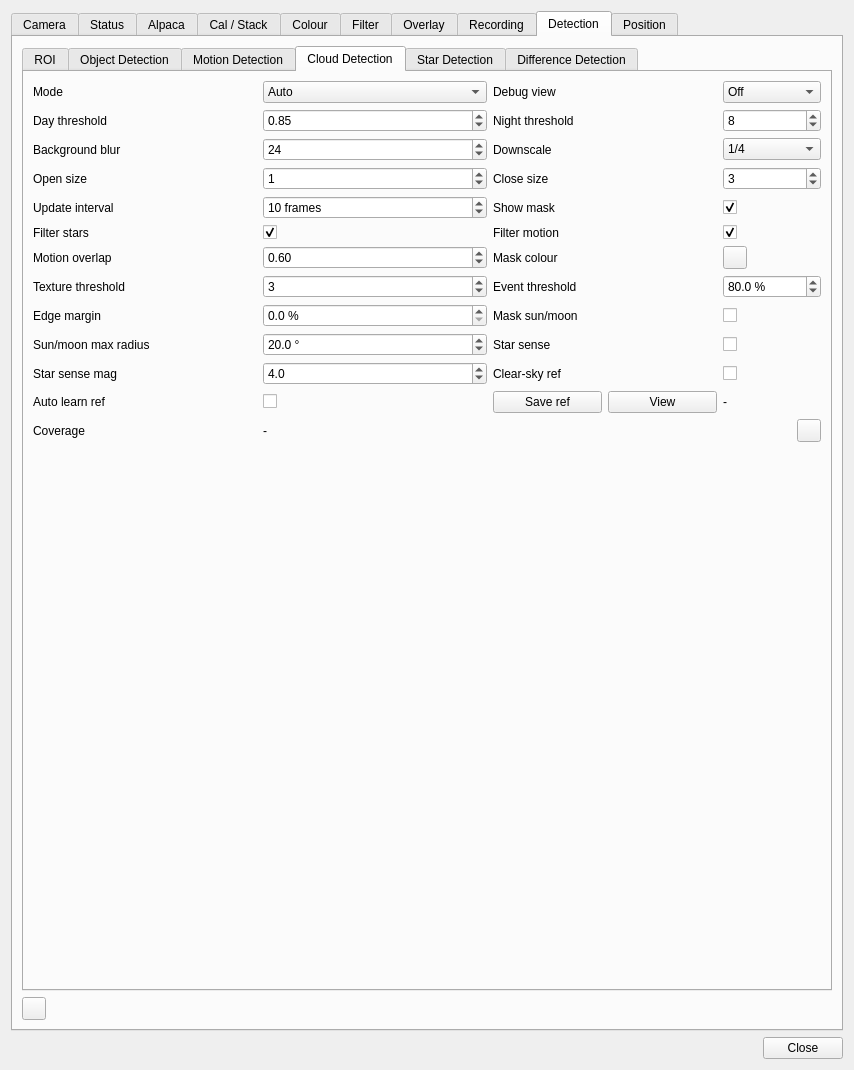
This is plugins/feature/camera/camerasettingsdialog.ui in srcejon/sdrangel as Qt 5 draws it before an edit. The edited form follows.
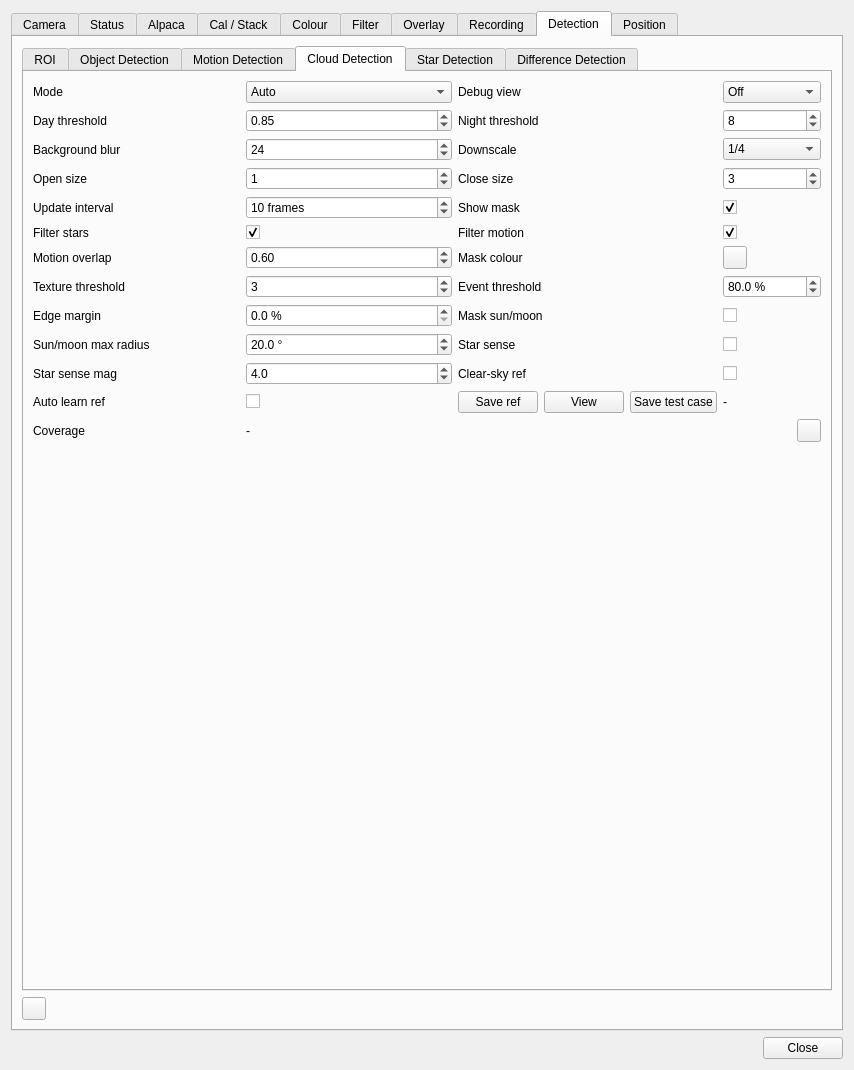
This is the edited form. The open tabs and pages were chosen to show the change. Icons and pictures are not drawn. Custom widgets are drawn as their Qt base class.

The edit to the form file:
```diff
--- a/plugins/feature/camera/camerasettingsdialog.ui
+++ b/plugins/feature/camera/camerasettingsdialog.ui
@@ -6696,6 +6696,16 @@
                </property>
               </widget>
              </item>
+             <item>
+              <widget class="QPushButton" name="cloudSaveTestCaseButton">
+               <property name="toolTip">
+                <string>Save the current image together with all settings, the capture time and the clear-sky reference as a standalone test-case bundle, runnable offline with the cloud test harness (--run-case)</string>
+               </property>
+               <property name="text">
+                <string>Save test case</string>
+               </property>
+              </widget>
+             </item>
             </layout>
            </item>
            <item row="11" column="3">
```
